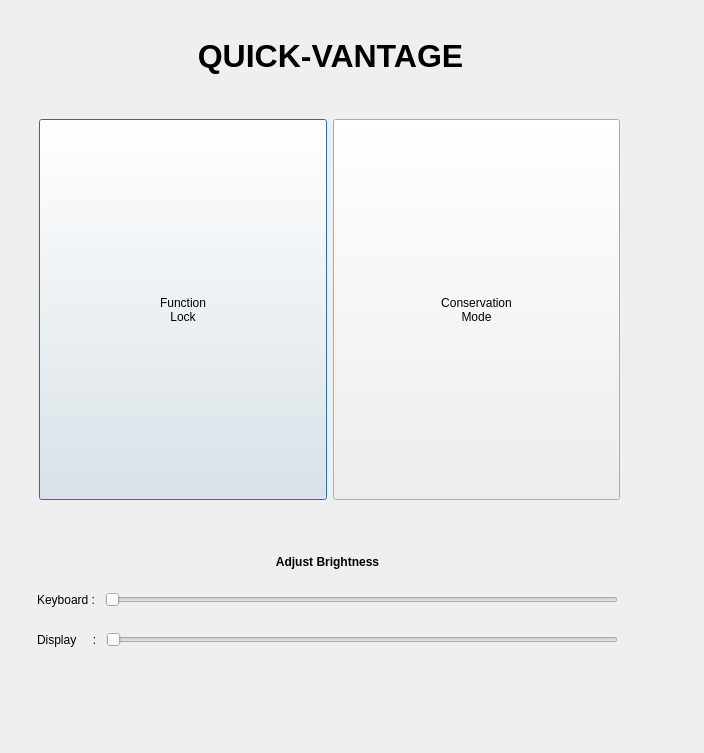
Old version of the form GUI/qv.ui in the repository Symbian-Bro/quick-vantage-python-flavour.
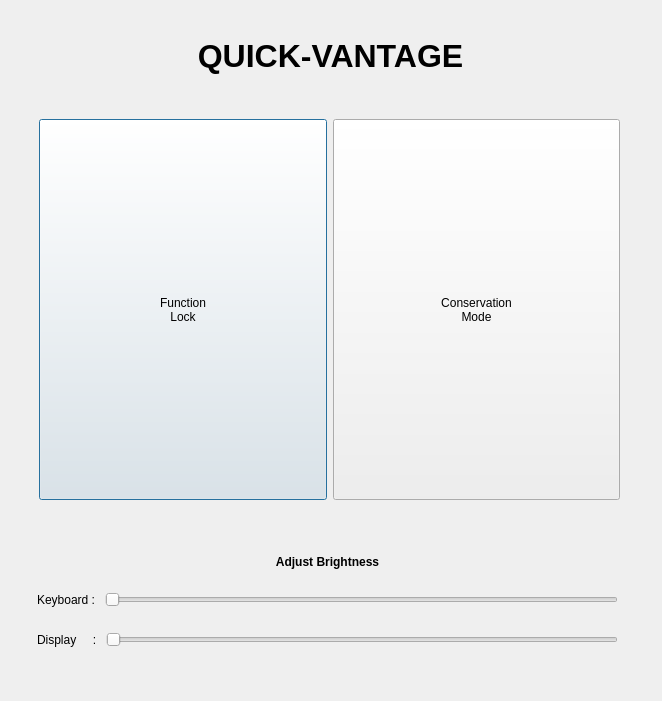
New version of the form.

Commit message: Set the minimum and maximum values of the seekbars. Turned off tracking to avoid damaging hardware or triggering kernel defense mechanisms.

```diff
--- a/GUI/qv.ui
+++ b/GUI/qv.ui
@@ -6,10 +6,16 @@
    <rect>
     <x>0</x>
     <y>0</y>
-    <width>704</width>
-    <height>753</height>
+    <width>662</width>
+    <height>701</height>
    </rect>
   </property>
+  <property name="sizePolicy">
+   <sizepolicy hsizetype="Preferred" vsizetype="Preferred">
+    <horstretch>0</horstretch>
+    <verstretch>0</verstretch>
+   </sizepolicy>
+  </property>
   <property name="windowTitle">
    <string>Dialog</string>
   </property>
```
Left out of the diff: 27 changed lines with no effect on the pictures.
